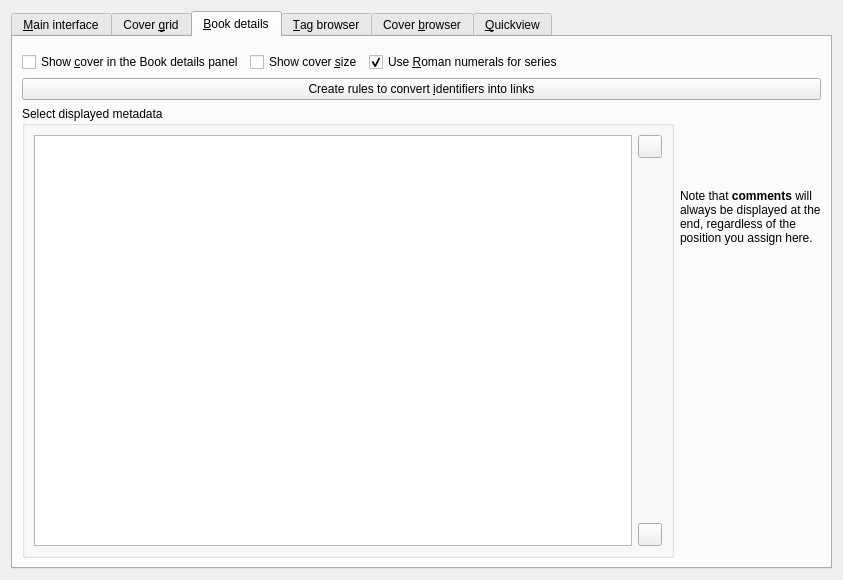
First picture: the form in src/calibre/gui2/preferences/look_feel.ui, repository kovidgoyal/calibre, before the edit.
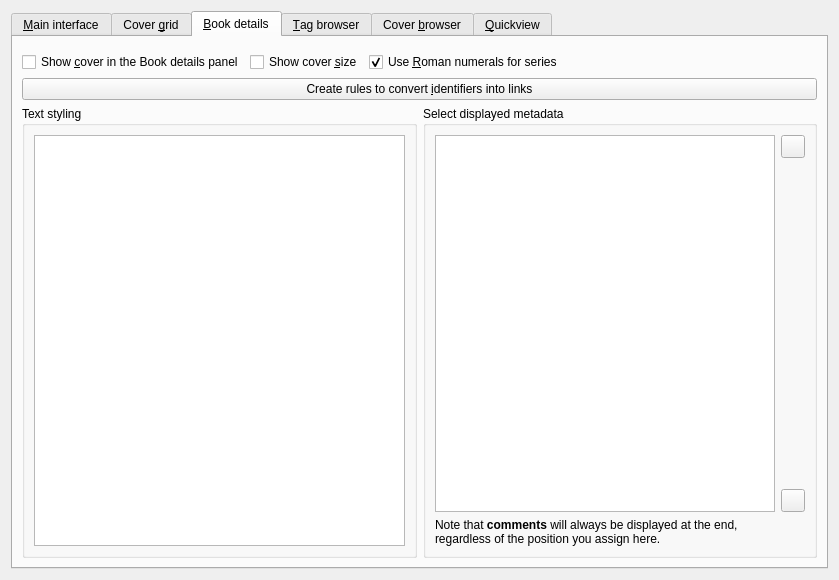
Second picture: the form after the edit. The open tabs and pages were chosen to show the change. Icons and pictures are not drawn. Custom widgets are drawn as their Qt base class.

Commit message: Add some UI to edit the book details CSS

```diff
--- a/src/calibre/gui2/preferences/look_feel.ui
+++ b/src/calibre/gui2/preferences/look_feel.ui
@@ -6,7 +6,7 @@
    <rect>
     <x>0</x>
     <y>0</y>
-    <width>843</width>
+    <width>839</width>
     <height>580</height>
    </rect>
   </property>
@@ -727,57 +727,6 @@
        <string>&amp;Book details</string>
       </attribute>
       <layout class="QGridLayout" name="gridLayout_12">
-       <item row="3" column="0" rowspan="2">
-        <widget class="QGroupBox" name="groupBox">
-         <property name="title">
-          <string>Select displayed metadata</string>
-         </property>
-         <layout class="QGridLayout" name="gridLayout_3">
-          <item row="0" column="1">
-           <widget class="QToolButton" name="df_up_button">
-            <property name="toolTip">
-             <string>Move up</string>
-            </property>
-            <property name="icon">
-             <iconset resource="../../../../resources/images.qrc">
-              <normaloff>:/images/arrow-up.png</normaloff>:/images/arrow-up.png</iconset>
-            </property>
-           </widget>
-          </item>
-          <item row="2" column="1">
-           <widget class="QToolButton" name="df_down_button">
-            <property name="toolTip">
-             <string>Move down</string>
-            </property>
-            <property name="icon">
-             <iconset resource="../../../../resources/images.qrc">
-              <normaloff>:/images/arrow-down.png</normaloff>:/images/arrow-down.png</iconset>
-            </property>
-           </widget>
-          </item>
-          <item row="0" column="0" rowspan="3">
-           <widget class="QListView" name="field_display_order">
-            <property name="alternatingRowColors">
-             <bool>true</bool>
-            </property>
-           </widget>
-          </item>
-          <item row="1" column="1">
-           <spacer name="verticalSpacer_5">
-            <property name="orientation">
-             <enum>Qt::Vertical</enum>
-            </property>
-            <property name="sizeHint" stdset="0">
-             <size>
-              <width>20</width>
-              <height>40</height>
-             </size>
-            </property>
-           </spacer>
-          </item>
-         </layout>
-        </widget>
-       </item>
        <item row="1" column="0" colspan="2">
         <layout class="QHBoxLayout">
          <item>
@@ -822,13 +771,6 @@
          </item>
         </layout>
        </item>
-       <item row="2" column="0" colspan="2">
-        <widget class="QPushButton" name="id_links_button">
-         <property name="text">
-          <string>Create rules to convert &amp;identifiers into links</string>
-         </property>
-        </widget>
-       </item>
        <item row="0" column="0" colspan="2">
         <widget class="QWidget" name="default_author_link_container" native="true">
          <property name="sizePolicy">
@@ -839,14 +781,84 @@
          </property>
         </widget>
        </item>
-       <item row="3" column="1">
-        <widget class="QLabel" name="label_3">
+       <item row="2" column="0" colspan="2">
+        <widget class="QPushButton" name="id_links_button">
          <property name="text">
-          <string>Note that &lt;b&gt;comments&lt;/b&gt; will always be displayed at the end, regardless of the position you assign here.</string>
+          <string>Create rules to convert &amp;identifiers into links</string>
          </property>
-         <property name="wordWrap">
-          <bool>true</bool>
+        </widget>
+       </item>
+       <item row="3" column="0">
+        <widget class="QGroupBox" name="groupBox_5">
+         <property name="title">
+          <string>Text styling</string>
          </property>
+         <layout class="QVBoxLayout" name="verticalLayout_3">
+          <item>
+           <widget class="QPlainTextEdit" name="opt_book_details_css"/>
+          </item>
+         </layout>
+        </widget>
+       </item>
+       <item row="3" column="1">
+        <widget class="QGroupBox" name="groupBox">
+         <property name="title">
+          <string>Select displayed metadata</string>
+         </property>
+         <layout class="QGridLayout" name="gridLayout_3">
+          <item row="3" column="1">
+           <widget class="QToolButton" name="df_down_button">
+            <property name="toolTip">
+             <string>Move down</string>
+            </property>
+            <property name="icon">
+             <iconset resource="../../../../resources/images.qrc">
+              <normaloff>:/images/arrow-down.png</normaloff>:/images/arrow-down.png</iconset>
+            </property>
+           </widget>
+          </item>
+          <item row="1" column="1">
+           <widget class="QToolButton" name="df_up_button">
+            <property name="toolTip">
+             <string>Move up</string>
+            </property>
+            <property name="icon">
+             <iconset resource="../../../../resources/images.qrc">
+              <normaloff>:/images/arrow-up.png</normaloff>:/images/arrow-up.png</iconset>
+            </property>
+           </widget>
+          </item>
+          <item row="2" column="1">
+           <spacer name="verticalSpacer_5">
+            <property name="orientation">
+             <enum>Qt::Vertical</enum>
+            </property>
+            <property name="sizeHint" stdset="0">
+             <size>
+              <width>20</width>
+              <height>40</height>
+             </size>
+            </property>
+           </spacer>
+          </item>
+          <item row="1" column="0" rowspan="3">
+           <widget class="QListView" name="field_display_order">
+            <property name="alternatingRowColors">
+             <bool>true</bool>
+            </property>
+           </widget>
+          </item>
+          <item row="4" column="0">
+           <widget class="QLabel" name="label_3">
+            <property name="text">
+             <string>Note that &lt;b&gt;comments&lt;/b&gt; will always be displayed at the end, regardless of the position you assign here.</string>
+            </property>
+            <property name="wordWrap">
+             <bool>true</bool>
+            </property>
+           </widget>
+          </item>
+         </layout>
         </widget>
        </item>
       </layout>
```
The commit also changes 3 other files.
